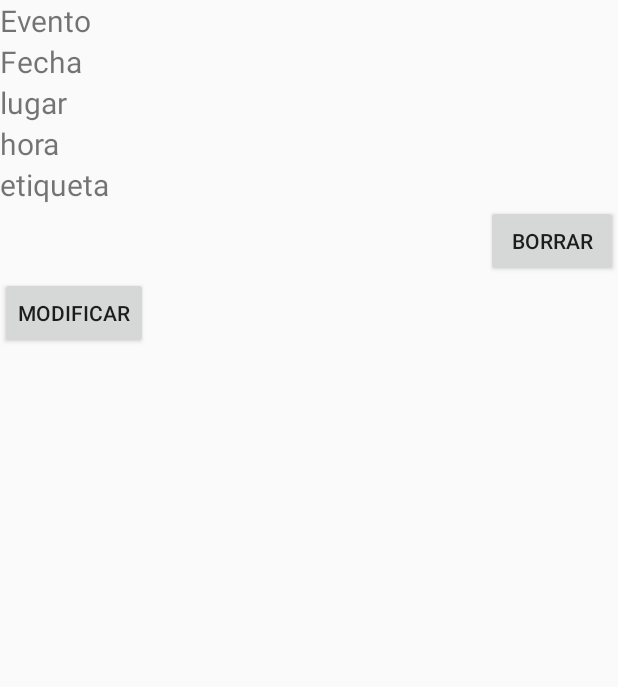
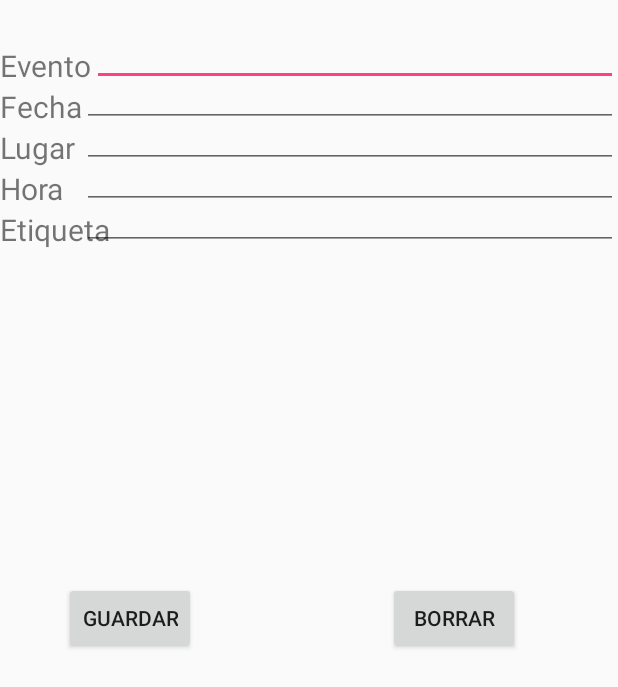
Before and after one commit to Kriossin/ProyectoLameta, an Android app: the layout activity_evento.xml on its own in the app's theme, with its tools: preview values and no code run, on a phone screen of 412 x 824 dp. Shown: the top 687 px of the screen. Run offline under Robolectric (Android 15) with nearby library versions, the phone set to English and light mode, and no system bars.

Commit message:
EventoDetail,activity_evento y eliminado activity_anyadirevento

```diff
--- a/AgendaLameta/app/build.gradle
+++ b/AgendaLameta/app/build.gradle
@@ -23,4 +23,5 @@ dependencies {
     compile fileTree(dir: 'libs', include: ['*.jar'])
     testCompile 'junit:junit:4.12'
     compile 'com.android.support:appcompat-v7:23.1.1'
+    compile 'com.google.android.gms:play-services-appindexing:8.1.0'
 }
--- a/AgendaLameta/app/src/main/AndroidManifest.xml
+++ b/AgendaLameta/app/src/main/AndroidManifest.xml
@@ -15,6 +15,11 @@
                 <category android:name="android.intent.category.LAUNCHER" />
             </intent-filter>
         </activity>
+        <!-- ATTENTION: This was auto-generated to add Google Play services to your project for
+             App Indexing.  See https://g.co/AppIndexing/AndroidStudio for more information. -->
+        <meta-data
+            android:name="com.google.android.gms.version"
+            android:value="@integer/google_play_services_version" />
     </application>
 
 </manifest>
--- a/AgendaLameta/app/src/main/res/layout/activity_evento.xml
+++ b/AgendaLameta/app/src/main/res/layout/activity_evento.xml
@@ -1,7 +1,7 @@
 <?xml version="1.0" encoding="utf-8"?>
-<LinearLayout xmlns:android="http://schemas.android.com/apk/res/android"
-    android:orientation="vertical" android:layout_width="match_parent"
-    android:layout_height="match_parent">
+<RelativeLayout xmlns:android="http://schemas.android.com/apk/res/android"
+    android:layout_height="match_parent"
+    android:layout_width="match_parent">
 
 
     <TextView
@@ -17,6 +17,10 @@
         android:textSize="20sp"
         android:text="Evento"
         android:inputType="textPersonName"
+        android:layout_alignParentTop="true"
+        android:layout_alignParentLeft="true"
+        android:layout_alignParentStart="true"
+        android:layout_marginTop="30dp"
 
         />
 
@@ -26,11 +30,13 @@
         android:id="@+id/fecha"
         android:layout_width="wrap_content"
         android:layout_height="wrap_content"
-        android:layout_below="@id/nombre"
         android:textSize="20sp"
         android:text="Fecha"
         android:inputType="date"
-        />
+        android:layout_below="@+id/nombre_evento"
+        android:layout_alignParentLeft="true"
+        android:layout_alignParentStart="true"
+       />
 
 
 
@@ -40,8 +46,10 @@
         android:layout_height="wrap_content"
         android:layout_below="@id/fecha"
         android:textSize="20sp"
-        android:text="lugar"
+        android:text="Lugar"
         android:inputType="text"
+        android:layout_alignParentLeft="true"
+        android:layout_alignParentStart="true"
         />
 
     <TextView
@@ -50,8 +58,10 @@
         android:layout_height="wrap_content"
         android:layout_below="@id/lugar"
         android:textSize="20sp"
-        android:text="hora"
+        android:text="Hora"
         android:inputType="time"
+        android:layout_alignParentLeft="true"
+        android:layout_alignParentStart="true"
         />
 
     <TextView
@@ -60,8 +70,68 @@
         android:layout_height="wrap_content"
         android:layout_below="@id/hora"
         android:textSize="20sp"
-        android:text="etiqueta"
+        android:text="Etiqueta"
         android:inputType="text"
+        android:layout_alignParentLeft="true"
+        android:layout_alignParentStart="true"
+        />
+
+    <EditText
+        android:layout_width="wrap_content"
+        android:layout_height="wrap_content"
+        android:id="@+id/editText_Evento"
+        android:inputType="textPersonName"
+        android:layout_above="@+id/fecha"
+        android:layout_toRightOf="@+id/nombre_evento"
+        android:layout_alignParentRight="true"
+        android:layout_alignParentEnd="true"
+        />
+
+    <EditText
+        android:layout_width="wrap_content"
+        android:layout_height="wrap_content"
+        android:id="@+id/editText_Fecha"
+        android:layout_above="@+id/lugar"
+        android:inputType="date"
+        android:layout_toRightOf="@+id/fecha"
+        android:layout_alignRight="@+id/editText_Evento"
+        android:layout_alignEnd="@+id/editText_Evento"
+        />
+
+    <EditText
+        android:layout_width="wrap_content"
+        android:layout_height="wrap_content"
+        android:inputType="text"
+        android:id="@+id/editText_Lugar"
+        android:layout_alignBottom="@+id/lugar"
+        android:layout_alignLeft="@+id/editText_Fecha"
+        android:layout_alignStart="@+id/editText_Fecha"
+        android:layout_alignRight="@+id/editText_Fecha"
+        android:layout_alignEnd="@+id/editText_Fecha"
+        />
+
+    <EditText
+        android:layout_width="wrap_content"
+        android:layout_height="wrap_content"
+        android:inputType="time"
+        android:id="@+id/editText_hora"
+        android:layout_alignBottom="@+id/hora"
+        android:layout_alignLeft="@+id/editText_Lugar"
+        android:layout_alignStart="@+id/editText_Lugar"
+        android:layout_alignRight="@+id/editText_Lugar"
+        android:layout_alignEnd="@+id/editText_Lugar"/>
+
+    <EditText
+        android:layout_width="wrap_content"
+        android:layout_height="wrap_content"
+        android:inputType="text"
+        android:id="@+id/editText_Etiqueta"
+        android:layout_alignBottom="@+id/etiqueta"
+        android:layout_alignLeft="@+id/editText_hora"
+        android:layout_alignStart="@+id/editText_hora"
+        android:layout_alignRight="@+id/editText_hora"
+        android:layout_alignEnd="@+id/editText_hora"
+
         />
 
     <Button
@@ -69,12 +139,21 @@
         android:layout_width="wrap_content"
         android:layout_height="wrap_content"
         android:text="Borrar"
-        android:layout_gravity="right" />
+        android:layout_gravity="right"
+        android:layout_alignTop="@+id/guardar"
+        android:layout_alignRight="@+id/editText_Fecha"
+        android:layout_alignEnd="@+id/editText_Fecha"
+        android:layout_marginRight="65dp"
+        android:layout_marginEnd="65dp" />
     <Button
-        android:id="@+id/modificar"
+        android:id="@+id/guardar"
         android:layout_width="wrap_content"
         android:layout_height="wrap_content"
-        android:text="Modificar"
-       />
+        android:text="Guardar"
+        android:layout_centerVertical="true"
+        android:layout_toRightOf="@+id/hora"
+        android:layout_toEndOf="@+id/hora" />
 
-</LinearLayout>
+
+
+</RelativeLayout>
```
Also changed, not shown: AgendaLameta/app/src/main/java/com/example/lameta/agendalameta/detail/EventoDetail.java (+26 -10 lines), AgendaLameta/app/src/main/res/layout/activity_anyadirevento.xml (deleted, +0 -69 lines).
